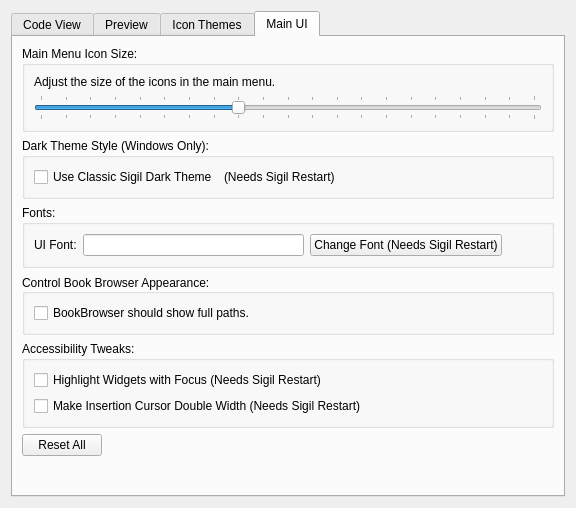
First picture: the form in src/Form_Files/PAppearanceWidget.ui, repository Sigil-Ebook/Sigil, before the edit.
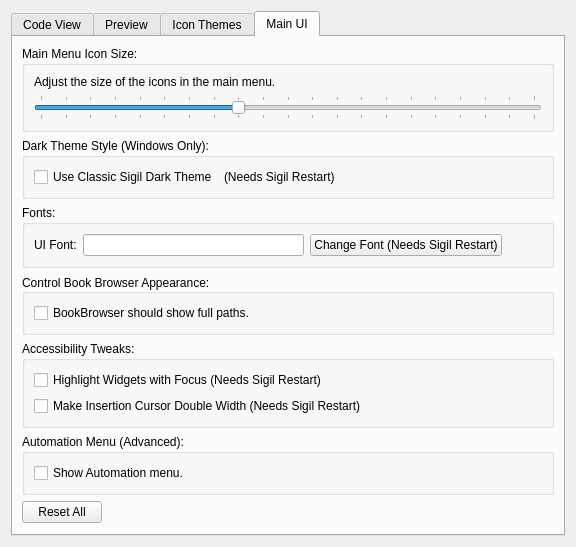
Second picture: the form after the edit. The open tabs and pages were chosen to show the change.

Commit message: add dynamic automation menu

```diff
--- a/src/Form_Files/PAppearanceWidget.ui
+++ b/src/Form_Files/PAppearanceWidget.ui
@@ -775,6 +775,28 @@
          </layout>
         </widget>
        </item>
+       <item>
+        <widget class="QGroupBox" name="groupAutomation">
+         <property name="title">
+          <string>Automation Menu (Advanced):</string>
+         </property>
+         <layout class="QVBoxLayout" name="verticalLayout_81">
+          <item>
+           <widget class="QCheckBox" name="chkShowAuto">
+            <property name="focusPolicy">
+             <enum>Qt::TabFocus</enum>
+            </property>
+            <property name="toolTip">
+             <string>Show top level Automation menu</string>
+            </property>
+            <property name="text">
+             <string>Show Automation menu.</string>
+            </property>
+           </widget>
+          </item>
+         </layout>
+        </widget>
+       </item>
        <item>
         <layout class="QHBoxLayout" name="horizontalLayoutReset">
          <item>
```
The commit also changes 10 other files.
